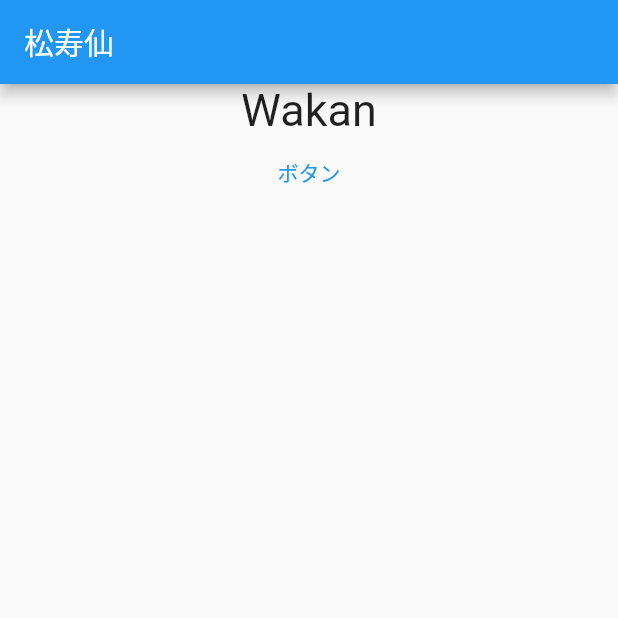
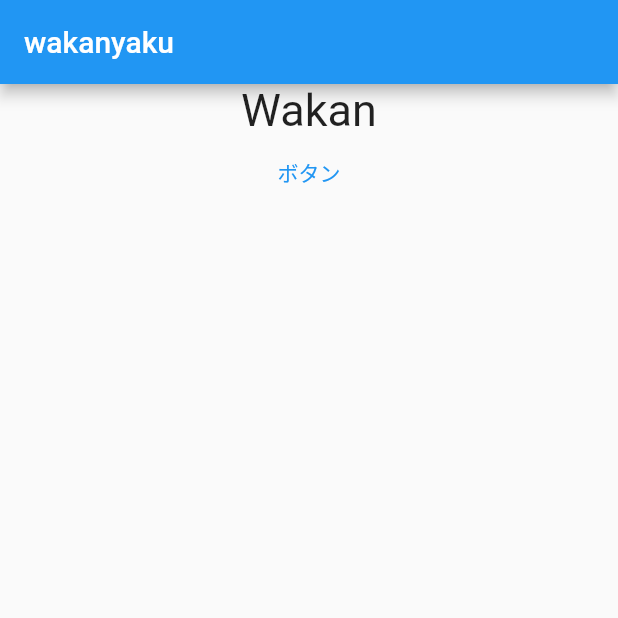
Before and after one commit to Kilyusan/learn_provider, a Flutter app: the screen it shows after launch, on a phone screen of 412 x 824 dp, the top half of it. Run offline on Flutter 3.47's test engine with Material 2 defaults, Android fonts, the phone set to English and light mode, and no system bars.

Commit message:
third comit

```diff
--- a/lib/main.dart
+++ b/lib/main.dart
@@ -14,7 +14,7 @@ class MyApp extends StatelessWidget {
         create: (_) => MainModel(),
         child: Scaffold(
           appBar: AppBar(
-            title: Text('松寿仙'),
+            title: Text('wakanyaku'),
           ),
           body: Consumer<MainModel>(
             builder: (context, model, child) {
```
